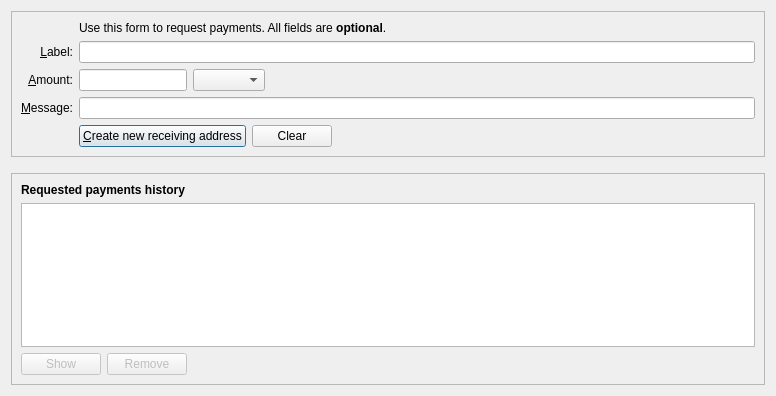
This is src/qt/forms/receivecoinsdialog.ui in shitcoinsherpa/Freycoin as Qt 5 draws it before an edit. The edited form follows.
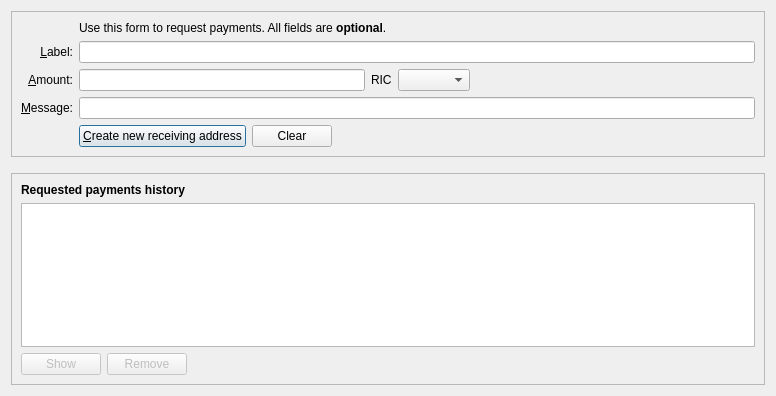
This is the edited form. Icons and pictures are not drawn. Custom widgets are drawn as their Qt base class.

Diff of the .ui file:
```diff
--- a/src/qt/forms/receivecoinsdialog.ui
+++ b/src/qt/forms/receivecoinsdialog.ui
@@ -170,30 +170,19 @@
         <item row="5" column="2">
          <layout class="QHBoxLayout" name="horizontalLayout_6">
           <item>
-           <widget class="BitcoinAmountField" name="reqAmount">
-            <property name="sizePolicy">
-             <sizepolicy hsizetype="Fixed" vsizetype="Fixed">
-              <horstretch>0</horstretch>
-              <verstretch>0</verstretch>
-             </sizepolicy>
-            </property>
-            <property name="minimumSize">
-             <size>
-              <width>80</width>
-              <height>0</height>
-             </size>
-            </property>
-            <property name="maximumSize">
-             <size>
-              <width>1000</width>
-              <height>100</height>
-             </size>
-            </property>
+           <widget class="RiecoinAmountField" name="reqAmount">
             <property name="toolTip">
              <string>An optional amount to request. Leave this empty or zero to not request a specific amount.</string>
             </property>
            </widget>
           </item>
+          <item>
+           <widget class="QLabel" name="unitlLabel">
+            <property name="text">
+             <string>RIC</string>
+            </property>
+           </widget>
+          </item>
           <item>
            <widget class="QComboBox" name="addressType">
             <property name="sizePolicy">
@@ -351,9 +340,9 @@
  </widget>
  <customwidgets>
   <customwidget>
-   <class>BitcoinAmountField</class>
+   <class>RiecoinAmountField</class>
    <extends>QLineEdit</extends>
-   <header>qt/bitcoinamountfield.h</header>
+   <header>qt/riecoinamountfield.h</header>
    <container>1</container>
   </customwidget>
  </customwidgets>
```
